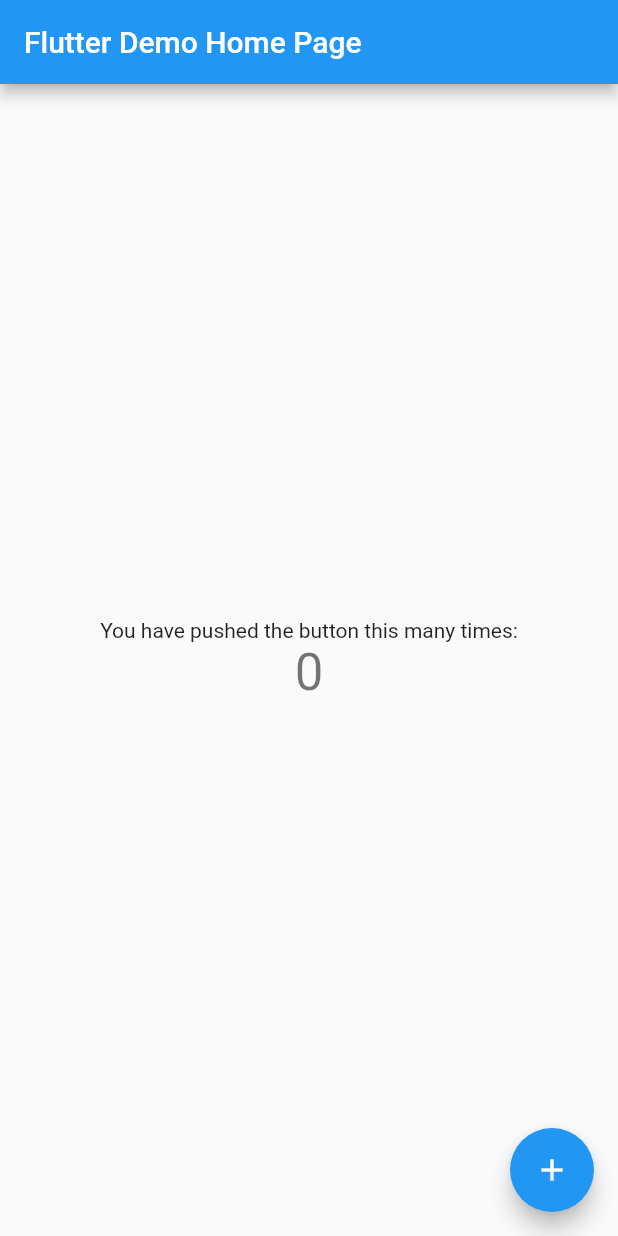
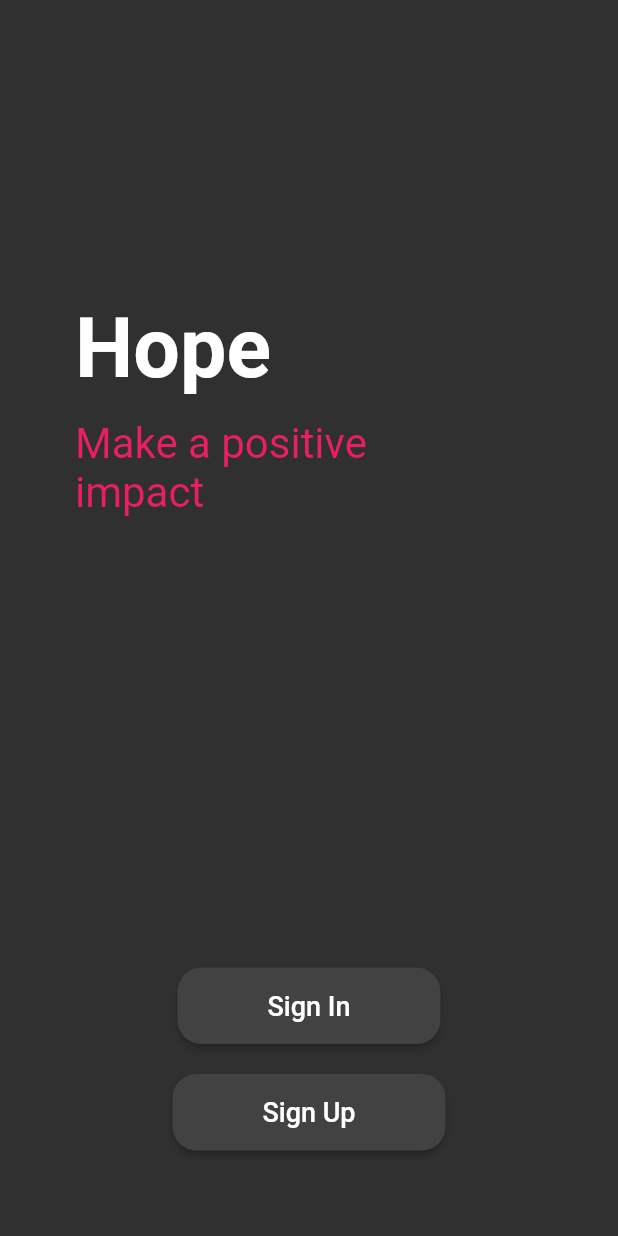
Before and after one commit to kamilgeagea/hope-uoft-hacks-2022, a Flutter app: the screen it shows after launch, on a phone screen of 412 x 824 dp. Run offline on Flutter 3.47's test engine with Material 2 defaults, Android fonts, the phone set to English and light mode, and no system bars.

Commit message:
Made a skeleton of the launch screen... Things are pretty well aside from the fact that ideally the background would be darker but hard to give flutter true blacks from the looks of it

```diff
--- a/client/lib/main.dart
+++ b/client/lib/main.dart
@@ -1,4 +1,6 @@
 import 'package:flutter/material.dart';
+
+import 'pages/launch.dart';
 
 void main() {
   runApp(const MyApp());
@@ -11,23 +13,15 @@ class MyApp extends StatelessWidget {
   @override
   Widget build(BuildContext context) {
     return MaterialApp(
-      title: 'Flutter Demo',
-      theme: ThemeData(
-        // This is the theme of your application.
-        //
-        // Try running your application with "flutter run". You'll see the
-        // application has a blue toolbar. Then, without quitting the app, try
-        // changing the primarySwatch below to Colors.green and then invoke
-        // "hot reload" (press "r" in the console where you ran "flutter run",
-        // or simply save your changes to "hot reload" in a Flutter IDE).
-        // Notice that the counter didn't reset back to zero; the application
-        // is not restarted.
-        primarySwatch: Colors.blue,
-      ),
-      home: const MyHomePage(title: 'Flutter Demo Home Page'),
+      home: Launch(),
+      debugShowCheckedModeBanner: false,
+      title: 'Sign Up',
+      theme: ThemeData.dark(),
     );
   }
+
 }
+
 
 class MyHomePage extends StatefulWidget {
   const MyHomePage({Key? key, required this.title}) : super(key: key);
--- /dev/null
+++ b/client/lib/pages/launch.dart
@@ -0,0 +1,98 @@
+import 'package:flutter/material.dart';
+
+class Launch extends StatefulWidget {
+  const Launch({Key? key}) : super(key: key);
+
+  @override
+  _LaunchState createState() => _LaunchState();
+}
+
+class _LaunchState extends State<Launch> {
+  int _currentIndex = 0;
+
+  void onTabPressed(int index) {
+    setState(() {
+      _currentIndex = index;
+    });
+  }
+
+  @override
+  Widget build(BuildContext context) {
+    return Scaffold(
+      body: Container(
+        child: Padding(
+          padding: EdgeInsets.fromLTRB(50, 200, 50, 50),
+          child: Column(
+            crossAxisAlignment: CrossAxisAlignment.start,
+            children: [
+              Text(
+                "Hope",
+                style: TextStyle(
+                  fontSize: 55,
+                  fontWeight: FontWeight.w600,
+                ),
+              ),
+              SizedBox(
+                height: 15,
+              ),
+              Text(
+                "Make a positive",
+                style: TextStyle(color: Colors.pink, fontSize: 28),
+              ),
+              Text(
+                "impact",
+                style: TextStyle(color: Colors.pink, fontSize: 28),
+              ),
+              SizedBox(
+                height: 300,
+              ),
+              Center(
+                child: Column(
+                  children: [
+                    ElevatedButton(
+                      onPressed: () {},
+                      child: Text(
+                        "Sign In",
+                        style: TextStyle(fontSize: 18),
+                      ),
+                      style: ButtonStyle(
+                          backgroundColor: MaterialStateProperty.all<Color?>(
+                              Colors.grey[800]),
+                          padding:
+                              MaterialStateProperty.all<EdgeInsetsGeometry>(
+                            EdgeInsets.symmetric(vertical: 15, horizontal: 60),
+                          ),
+                          shape: MaterialStateProperty.all<OutlinedBorder>(
+                              RoundedRectangleBorder(
+                                  borderRadius: BorderRadius.circular(16)))),
+                    ),
+                    SizedBox(
+                      height: 20,
+                    ),
+                    ElevatedButton(
+                      onPressed: () {},
+                      child: Text(
+                        "Sign Up",
+                        style: TextStyle(fontSize: 18),
+                      ),
+                      style: ButtonStyle(
+                          backgroundColor: MaterialStateProperty.all<Color?>(
+                              Colors.grey[800]),
+                          padding:
+                              MaterialStateProperty.all<EdgeInsetsGeometry>(
+                            EdgeInsets.symmetric(vertical: 15, horizontal: 60),
+                          ),
+                          shape: MaterialStateProperty.all<OutlinedBorder>(
+                              RoundedRectangleBorder(
+                                  borderRadius: BorderRadius.circular(16)))),
+                    ),
+                  ],
+                ),
+              ),
+            ],
+          ),
+        ),
+      ),
+    );
+  }
+}
```
Also changed, not shown: client/lib/pages/auth/sign_in.dart (added), client/lib/pages/auth/sign_up.dart (added).
